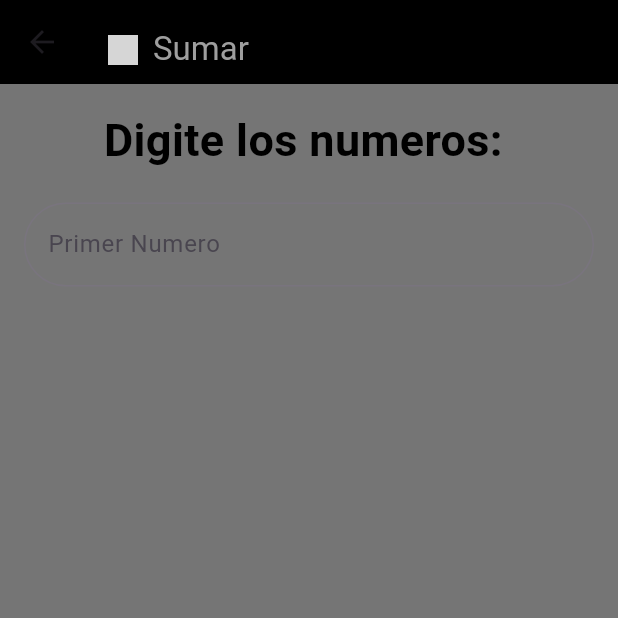
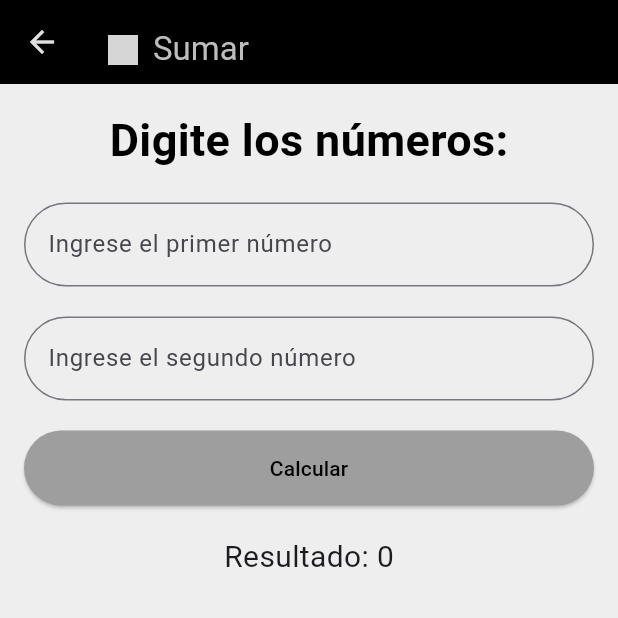
Before and after one commit to DanielSolarte23/FlutterTrabajos, a Flutter app: the screen it shows after launch, after a tap on "Suma", on a phone screen of 412 x 824 dp, the top half of it. Run offline on Flutter 3.47's test engine with Material 3 defaults, Android fonts, the phone set to English and light mode, and no system bars; our stand-ins replace font_awesome_flutter, google_fonts, shared_preferences; network calls fail; grey boxes are pictures that could not be loaded.

```diff
--- a/LOGIN 141024/login_flutter/lib/screen/menuOption.dart
+++ b/LOGIN 141024/login_flutter/lib/screen/menuOption.dart
@@ -1,4 +1,5 @@
 import 'package:flutter/material.dart';
+import 'package:login_flutter/screen/registro.dart';
 import 'package:login_flutter/screen/suma.dart';
 
 class menuOption extends StatefulWidget {
@@ -37,7 +38,7 @@ class _menuOptionState extends State<menuOption> {
             child: ListTile(
               title: const Text(
                 "Suma",
-                style: TextStyle(color: Colors.grey),
+                style: TextStyle(color: Colors.grey, fontSize: 20),
               ),
               leading: const Icon(Icons.add),
               trailing: const Icon(Icons.arrow_circle_right_outlined),
@@ -52,7 +53,7 @@ class _menuOptionState extends State<menuOption> {
             child: ListTile(
               title: const Text(
                 "Calculadora",
-                style: TextStyle(color: Colors.grey),
+                style: TextStyle(color: Colors.grey, fontSize: 20),
               ),
               leading: const Icon(Icons.calculate),
               trailing: const Icon(Icons.arrow_circle_right_outlined),
@@ -64,11 +65,14 @@ class _menuOptionState extends State<menuOption> {
             child: ListTile(
               title: const Text(
                 "Registro",
-                style: TextStyle(color: Colors.grey),
+                style: TextStyle(color: Colors.grey, fontSize: 20),
               ),
               leading: const Icon(Icons.account_circle_sharp),
               trailing: const Icon(Icons.arrow_circle_right_outlined),
-              onTap: () {},
+              onTap: () {
+                Navigator.push(
+                    context, MaterialPageRoute(builder: (context) => register()));
+              },
             ),
           ),
           Card(
@@ -76,7 +80,7 @@ class _menuOptionState extends State<menuOption> {
             child: ListTile(
               title: const Text(
                 "Login",
-                style: TextStyle(color: Colors.grey),
+                style: TextStyle(color: Colors.grey, fontSize: 20),
               ),
               leading: const Icon(Icons.add_card_outlined),
               trailing: const Icon(Icons.arrow_circle_right_outlined),
@@ -85,7 +89,7 @@ class _menuOptionState extends State<menuOption> {
           ),
         ],
       ),
-      backgroundColor: Colors.grey[600],
+      backgroundColor: Colors.grey[200],
     );
   }
 }
--- a/LOGIN 141024/login_flutter/lib/screen/suma.dart
+++ b/LOGIN 141024/login_flutter/lib/screen/suma.dart
@@ -8,6 +8,20 @@ class suma extends StatefulWidget {
 }
 
 class _sumaState extends State<suma> {
+  // Controladores para los campos de texto
+  final TextEditingController _number1 = TextEditingController();
+  final TextEditingController _number2 = TextEditingController();
+  double _resultado = 0.0;
+
+  void _calcularSuma() {
+    double number1 = double.tryParse(_number1.text) ?? 0.0;
+    double number2 = double.tryParse(_number2.text) ?? 0.0;
+
+    setState(() {
+      _resultado = number1 + number2;
+    });
+  }
+
   @override
   Widget build(BuildContext context) {
     return Scaffold(
@@ -23,12 +37,16 @@ class _sumaState extends State<suma> {
                 height: 20,
                 width: 20,
               ),
-              const SizedBox(
-                width: 10,
+              const SizedBox(width: 10),
+              Text(
+                "Sumar",
+                style: TextStyle(color: Colors.grey[400]),
               ),
-              const Text("Sumar", style: TextStyle(color: Colors.grey),)
             ],
           ),
+        ),
+        iconTheme: IconThemeData(
+          color: Colors.grey[300], // Color de los íconos del AppBar
         ),
       ),
       body: Padding(
@@ -36,7 +54,7 @@ class _sumaState extends State<suma> {
         child: Column(
           children: [
             const Text(
-              "Digite los numeros: ",
+              "Digite los números:",
               style: TextStyle(
                   fontSize: 30,
                   fontWeight: FontWeight.bold,
@@ -44,14 +62,46 @@ class _sumaState extends State<suma> {
             ),
             const SizedBox(height: 20),
             TextFormField(
+              controller: _number1,
               decoration: InputDecoration(
-                  labelText: "Primer Numero",
-                  border: OutlineInputBorder(
-                      borderRadius: BorderRadius.circular(30))),
-            )
+                labelText: "Ingrese el primer número",
+                border: OutlineInputBorder(
+                  borderRadius: BorderRadius.circular(30),
+                ),
+              ),
+            ),
+            const SizedBox(height: 20),
+            TextFormField(
+              controller: _number2,
+              decoration: InputDecoration(
+                labelText: "Ingrese el segundo número",
+                border: OutlineInputBorder(
+                  borderRadius: BorderRadius.circular(30),
+                ),
+              ),
+            ),
+            const SizedBox(height: 20),
+            ElevatedButton(
+              onPressed: _calcularSuma,
+              style: ElevatedButton.styleFrom(
+                backgroundColor: Colors.grey[500],
+                foregroundColor: Colors.black,
+                minimumSize: const Size(double.infinity, 50),
+              ),
+              child: const Text(
+                'Calcular',
+                style: TextStyle(color: Colors.black),
+              ),
+            ),
+            const SizedBox(height: 20),
+            Text(
+              'Resultado: ${_resultado % 1 == 0 ? _resultado.toInt() : _resultado}',
+              style: const TextStyle(fontSize: 20),
+            ),
           ],
         ),
-      ),backgroundColor: Colors.grey[600],
+      ),
+      backgroundColor: Colors.grey[200],
     );
   }
 }
--- a/LOGIN 141024/login_flutter/pubspec.yaml
+++ b/LOGIN 141024/login_flutter/pubspec.yaml
@@ -35,6 +35,7 @@ dependencies:
   # The following adds the Cupertino Icons font to your application.
   # Use with the CupertinoIcons class for iOS style icons.
   cupertino_icons: ^1.0.8
+  shared_preferences: ^2.3.2
 
 dev_dependencies:
   flutter_test:
```
Also changed, not shown: LOGIN 141024/login_flutter/lib/screen/registro.dart (added, +125 -0 lines), LOGIN 141024/login_flutter/pubspec.lock, 1 other file.
